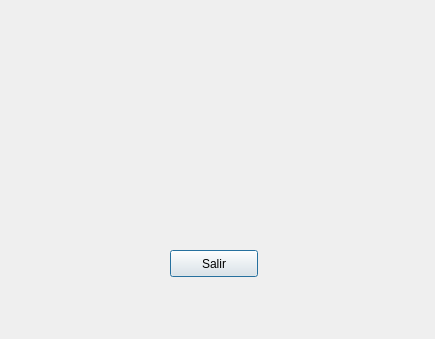
First picture: the form in scrabble/ventanafinpartida.ui, repository sharingplay/Scrabble, before the edit.
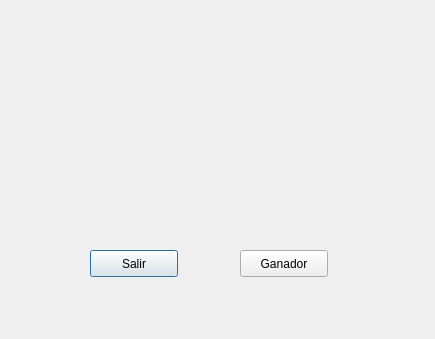
Second picture: the form after the edit. Icons and pictures are not drawn.

```diff
--- a/scrabble/ventanafinpartida.ui
+++ b/scrabble/ventanafinpartida.ui
@@ -16,26 +16,10 @@
   <property name="styleSheet">
    <string notr="true">border-image: url(:/imagenes/blanca.png);</string>
   </property>
-  <widget class="QLabel" name="labelGanador">
-   <property name="geometry">
-    <rect>
-     <x>110</x>
-     <y>90</y>
-     <width>221</width>
-     <height>111</height>
-    </rect>
-   </property>
-   <property name="styleSheet">
-    <string notr="true"/>
-   </property>
-   <property name="text">
-    <string/>
-   </property>
-  </widget>
   <widget class="QPushButton" name="botonSalir">
    <property name="geometry">
     <rect>
-     <x>170</x>
+     <x>90</x>
      <y>250</y>
      <width>88</width>
      <height>27</height>
@@ -45,6 +29,32 @@
     <string>Salir</string>
    </property>
   </widget>
+  <widget class="QLabel" name="labelGanador">
+   <property name="geometry">
+    <rect>
+     <x>120</x>
+     <y>50</y>
+     <width>181</width>
+     <height>141</height>
+    </rect>
+   </property>
+   <property name="text">
+    <string/>
+   </property>
+  </widget>
+  <widget class="QPushButton" name="botonGanador">
+   <property name="geometry">
+    <rect>
+     <x>240</x>
+     <y>250</y>
+     <width>88</width>
+     <height>27</height>
+    </rect>
+   </property>
+   <property name="text">
+    <string>Ganador</string>
+   </property>
+  </widget>
  </widget>
  <resources/>
  <connections/>
```
